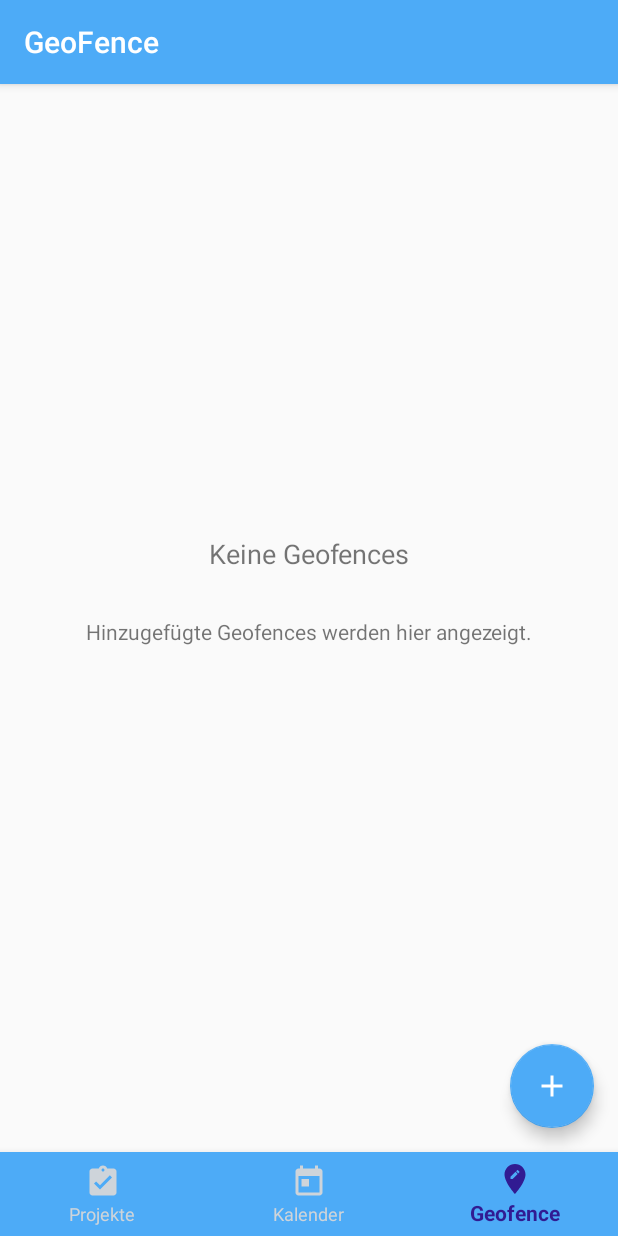
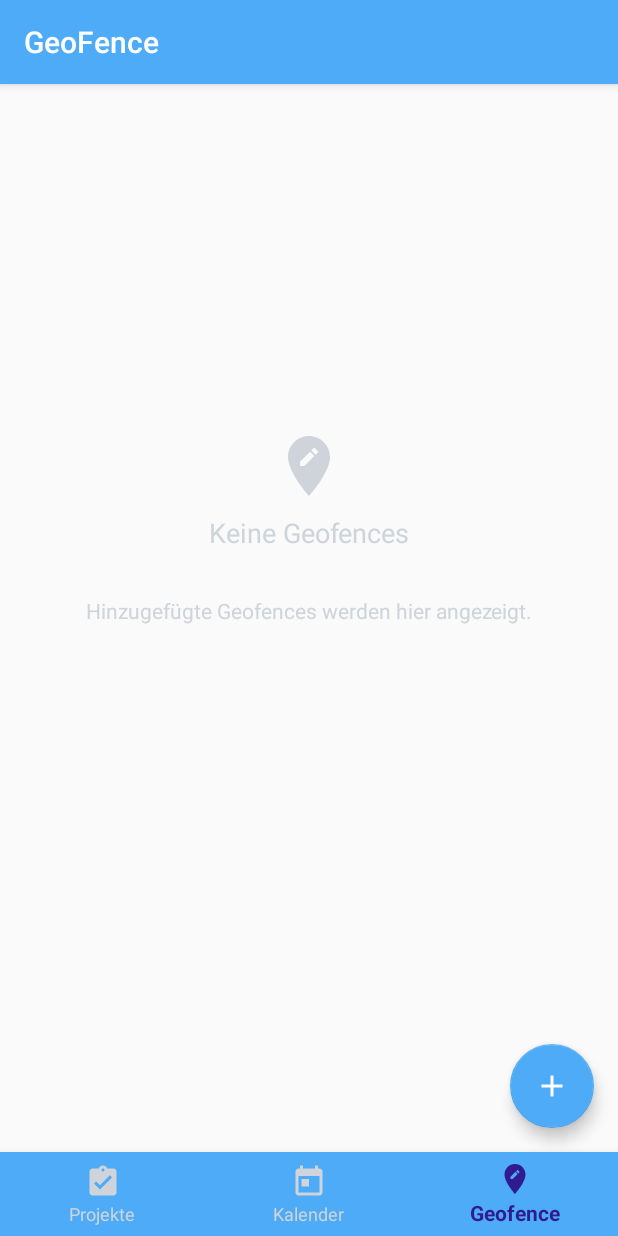
Before and after one commit to StephGit/EazyTime, an Android app: the screen it shows after launch (EazyTimeActivity), item 3 of the bottom bar chosen, on a phone screen of 412 x 824 dp. Run offline under Robolectric (Android 15) with nearby library versions, the phone set to English and light mode, and no system bars; our stand-ins replace Dagger/Hilt's generated code; 2 statements that could not run were skipped.

Commit message:
improved no items view in geofence list

```diff
--- a/app/src/main/res/drawable/ic_geofence.xml
+++ b/app/src/main/res/drawable/ic_geofence.xml
@@ -1,5 +1,5 @@
 <vector android:autoMirrored="true" android:height="24dp"
     android:viewportHeight="24" android:viewportWidth="24"
     android:width="24dp" xmlns:android="http://schemas.android.com/apk/res/android">
-    <path android:fillColor="#FF000000" android:pathData="M12,2C8.14,2 5,5.14 5,9c0,5.25 7,13 7,13s7,-7.75 7,-13c0,-3.86 -3.14,-7 -7,-7zM10.44,12L9,12v-1.44l3.35,-3.34 1.43,1.43L10.44,12zM14.89,7.55l-0.7,0.7 -1.44,-1.44 0.7,-0.7c0.15,-0.15 0.39,-0.15 0.54,0l0.9,0.9c0.15,0.15 0.15,0.39 0,0.54z"/>
+    <path android:fillColor="@color/eazyTime_colorBackgroundText" android:pathData="M12,2C8.14,2 5,5.14 5,9c0,5.25 7,13 7,13s7,-7.75 7,-13c0,-3.86 -3.14,-7 -7,-7zM10.44,12L9,12v-1.44l3.35,-3.34 1.43,1.43L10.44,12zM14.89,7.55l-0.7,0.7 -1.44,-1.44 0.7,-0.7c0.15,-0.15 0.39,-0.15 0.54,0l0.9,0.9c0.15,0.15 0.15,0.39 0,0.54z"/>
 </vector>
--- a/app/src/main/res/layout/fragment_geofence.xml
+++ b/app/src/main/res/layout/fragment_geofence.xml
@@ -11,10 +11,11 @@
     <ImageView
             android:layout_width="48dp"
             android:layout_height="48dp"
-            android:layout_marginTop="100dp"
+            android:layout_marginTop="80dp"
             android:id="@+id/iv_noGeofence"
-            tools:src="@drawable/ic_geofence"
+            android:src="@drawable/ic_geofence"
             android:layout_marginBottom="8dp"
+            app:backgroundTint="@color/eazyTime_colorBackgroundText"
             app:layout_constraintTop_toTopOf="parent"
             app:layout_constraintEnd_toEndOf="parent"
             app:layout_constraintStart_toStartOf="parent"
@@ -33,7 +34,7 @@
             app:layout_constraintStart_toStartOf="parent"
             app:layout_constraintBottom_toTopOf="@id/tv_noGeofenceHint"
             android:textSize="18sp"
-            app:layout_constraintVertical_bias="0.3"/>
+            app:layout_constraintVertical_bias="0.3" android:textColor="@color/eazyTime_colorBackgroundText"/>
     <TextView
             android:text="@string/no_geofence_added_hint"
             android:layout_width="wrap_content"
@@ -44,7 +45,7 @@
             app:layout_constraintStart_toStartOf="parent"
             app:layout_constraintEnd_toEndOf="parent"
             app:layout_constraintTop_toBottomOf="@+id/tv_noGeofence"
-            app:layout_constraintVertical_bias="0.3"/>
+            app:layout_constraintVertical_bias="0.3" android:textColor="@color/eazyTime_colorBackgroundText"/>
 
     <ListView
             android:id="@+id/lv_geofences"
--- a/app/src/main/res/values/colors.xml
+++ b/app/src/main/res/values/colors.xml
@@ -1,15 +1,15 @@
 <?xml version="1.0" encoding="utf-8"?>
 <resources>
-    <color name="colorPrimary">#008577</color>
-    <color name="colorPrimaryDark">#00574B</color>
-    <color name="colorAccent">#D81B60</color>
+    <!--<color name="colorPrimary">#008577</color>-->
+    <!--<color name="colorPrimaryDark">#00574B</color>-->
+    <!--<color name="colorAccent">#D81B60</color>-->
 
     <!-- EazyTime colors -->
     <color name="eazyTime_colorWhite">#FFFFFF</color>
     <color name="eazyTime_colorBlack">#000</color>
     <color name="eazyTime_colorBrand">#4DABF7</color>
     <color name="eazyTime_colorSelected">#311B92</color>
-    <color name="eazyTime_colorBackgroundText">#ced4da</color>
+    <color name="eazyTime_colorBackgroundText">#CED4DA</color>
     <color name="eazyTime_colorBackground">#f1f3f5</color>
     <color name="eazyTime_colorProject1">#ff8787</color>
     <color name="eazyTime_colorProject2">#f783ac</color>
--- a/app/src/main/res/values/styles.xml
+++ b/app/src/main/res/values/styles.xml
@@ -4,8 +4,8 @@
     <style name="AppTheme" parent="Theme.AppCompat.Light.DarkActionBar">
         <!-- Customize your theme here. -->
         <item name="colorPrimary">@color/eazyTime_colorBrand</item>
-        <item name="colorPrimaryDark">@color/colorPrimaryDark</item>
-        <item name="colorAccent">@color/colorAccent</item>
+        <item name="colorPrimaryDark">@color/eazyTime_colorBlack</item>
+        <item name="colorAccent">@color/eazyTime_colorBrand</item>
     </style>
 
 </resources>
```
